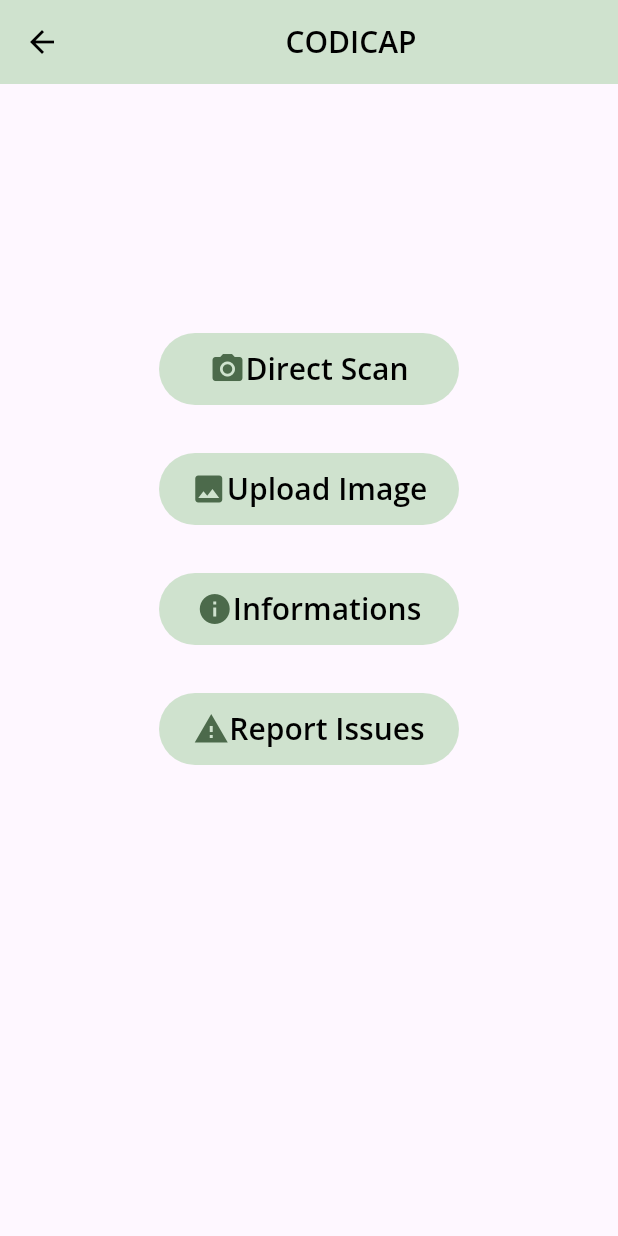
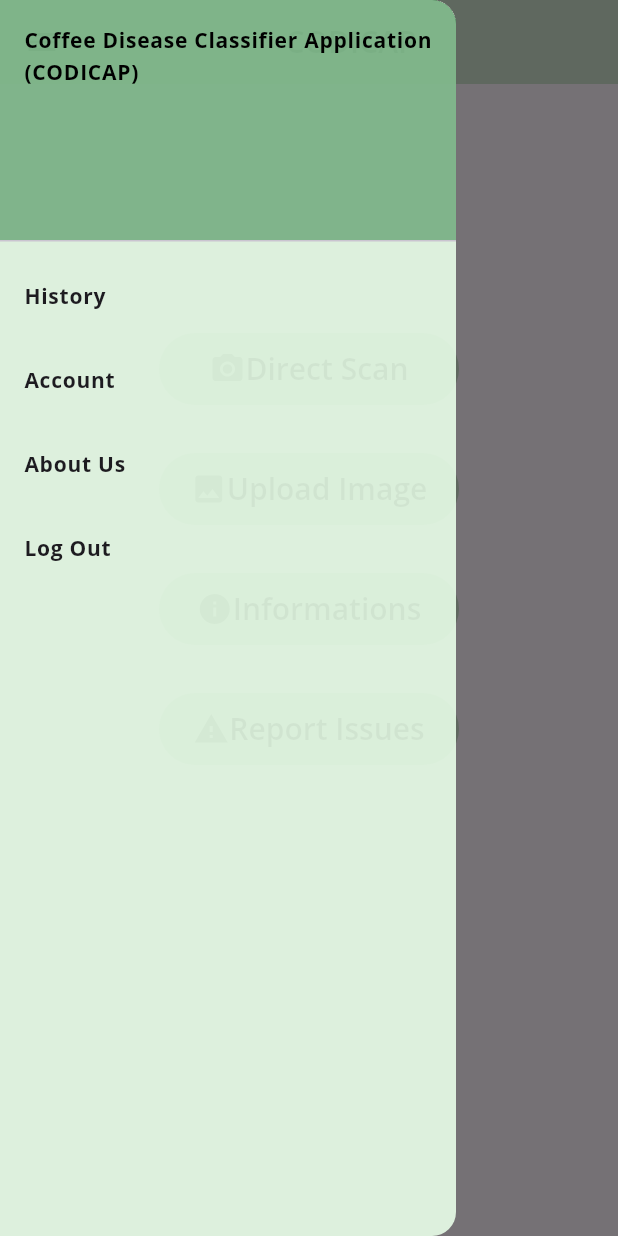
Before and after one commit to dagmaros27/Bunna-app, a Flutter app: the Home screen opened directly, with the side drawer open (before the commit the screen has no drawer), on a phone screen of 412 x 824 dp. Run offline on Flutter 3.47's test engine with Material 3 defaults, Android fonts, the light colour scheme and no system bars; our stand-ins replace firebase_auth, firebase_core, google_fonts, image_picker, percent_indicator; missing offline and left inert: country_flags; accounts and stored records are empty.

Commit message:
sidebar and logout implemented

```diff
--- a/lib/components/home/home.dart
+++ b/lib/components/home/home.dart
@@ -1,5 +1,7 @@
 import 'dart:io';
+import 'package:bunnaapp/components/auth/auth.dart';
 import 'package:bunnaapp/components/information/informations.dart';
+import 'package:bunnaapp/components/signin/sign_in.dart';
 import 'package:image_picker/image_picker.dart';
 import '../report/report.dart';
 import "package:flutter/material.dart";
@@ -15,7 +17,9 @@ class Home extends StatefulWidget {
 
 class _HomeState extends State<Home> {
   File? pickedImage;
+  final auth = AuthService();
 
+  //function to
   Future<void> _pickImageFromGallery() async {
     final returnedImage =
         await ImagePicker().pickImage(source: ImageSource.gallery);
@@ -62,6 +66,45 @@ class _HomeState extends State<Home> {
             "CODICAP",
             style: Theme.of(context).textTheme.titleLarge,
           ),
+        ),
+      ),
+      drawer: Drawer(
+        backgroundColor: const Color(0xE4E9FFE9),
+        child: ListView(
+          padding: EdgeInsets.zero,
+          children: [
+            const DrawerHeader(
+              decoration: BoxDecoration(
+                color: Color.fromARGB(131, 40, 124, 61),
+              ),
+              child: Text(
+                'Coffee Disease Classifier Application (CODICAP)',
+              ),
+            ),
+            ListTile(
+              title: const Text('History'),
+              onTap: () {},
+            ),
+            ListTile(
+              title: const Text('Account'),
+              onTap: () {},
+            ),
+            ListTile(
+              title: const Text('About Us'),
+              onTap: () {},
+            ),
+            ListTile(
+              title: const Text('Log Out'),
+              onTap: () {
+                auth.signOut();
+                Navigator.pushAndRemoveUntil(
+                  context,
+                  MaterialPageRoute(builder: (context) => const SignIn()),
+                  (route) => false,
+                );
+              },
+            ),
+          ],
         ),
       ),
       body: Center(
--- a/lib/components/signin/sign_in.dart
+++ b/lib/components/signin/sign_in.dart
@@ -23,7 +23,7 @@ class SignIn extends StatelessWidget {
     }
 
     login() async {
-      String email = emailController.text;
+      String email = emailController.text.trim();
       String password = passwordController.text;
 
       bool validEmail = RegExp(
--- a/pubspec.yaml
+++ b/pubspec.yaml
@@ -40,6 +40,7 @@ dependencies:
   firebase_auth: ^4.19.2
   google_fonts: ^6.2.1
   image_picker: ^1.1.1
+  fl_chart: ^0.68.0
 
 dev_dependencies:
   flutter_test:
```
Also changed, not shown: pubspec.lock.
